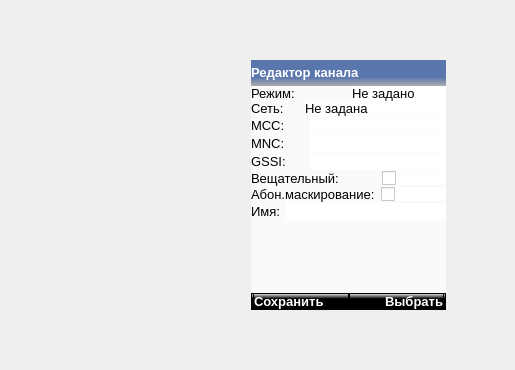
Above: mainwindow.ui from COOLIRON2311/azart-p before the change; both pictures show x 0 to 515 and y 150 to 520 of the 515 by 989 pixel window. Below: the same form after it.
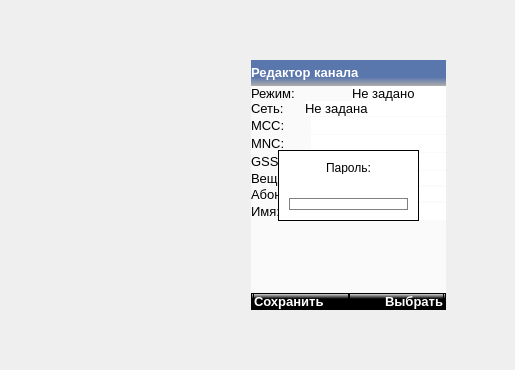
That is the form after the change. The open tabs and pages were chosen to show the change. Icons and pictures are not drawn.

Commit message: added a password banner

```diff
--- a/mainwindow.ui
+++ b/mainwindow.ui
@@ -7579,6 +7579,59 @@
       </property>
      </widget>
     </widget>
+    <widget class="QWidget" name="password">
+     <widget class="QWidget" name="widget_29" native="true">
+      <property name="geometry">
+       <rect>
+        <x>28</x>
+        <y>90</y>
+        <width>141</width>
+        <height>71</height>
+       </rect>
+      </property>
+      <property name="styleSheet">
+       <string notr="true">#widget_29{
+	background: white;
+	border: 1px solid;
+}</string>
+      </property>
+      <layout class="QVBoxLayout" name="verticalLayout_45">
+       <item>
+        <widget class="QLabel" name="label_2">
+         <property name="sizePolicy">
+          <sizepolicy hsizetype="Preferred" vsizetype="Fixed">
+           <horstretch>0</horstretch>
+           <verstretch>0</verstretch>
+          </sizepolicy>
+         </property>
+         <property name="text">
+          <string>Пароль:</string>
+         </property>
+         <property name="alignment">
+          <set>Qt::AlignCenter</set>
+         </property>
+        </widget>
+       </item>
+       <item>
+        <widget class="QLabel" name="label_10">
+         <property name="text">
+          <string/>
+         </property>
+        </widget>
+       </item>
+       <item>
+        <widget class="QLabel" name="label_16">
+         <property name="styleSheet">
+          <string notr="true">border: 1px solid gray;</string>
+         </property>
+         <property name="text">
+          <string/>
+         </property>
+        </widget>
+       </item>
+      </layout>
+     </widget>
+    </widget>
    </widget>
   </widget>
   <widget class="QMenuBar" name="menuBar">
```
Left out of the diff: 10 changed lines with no effect on the pictures. The commit also changes 1 other file.
